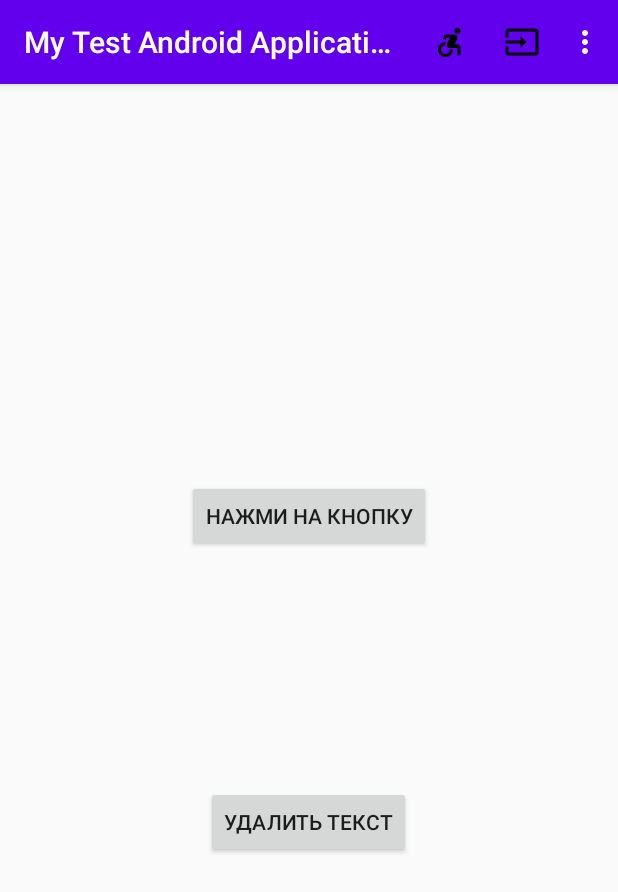
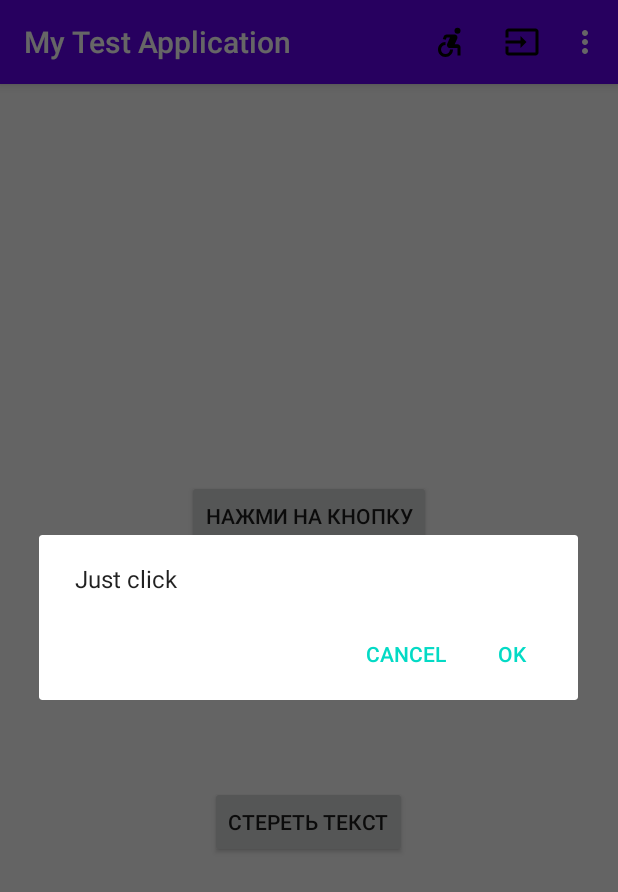
Before and after one commit to PotapovDmitriy/MyTestAndroidApplication, an Android app: the screen it shows after launch (MainActivity), in the options menu, after a tap on "Второй пункт", on a phone screen of 412 x 824 dp. Shown: the top 892 px of the screen. Run offline under Robolectric (Android 15) with nearby library versions, the phone set to English and light mode, and no system bars.

Commit message:
Добавлен диалог с пользователем и обработка пунктов меню

```diff
--- /dev/null
+++ b/app/src/main/java/com/example/mytestandroidapplication/Dialog.java
@@ -0,0 +1,29 @@
+package com.example.mytestandroidapplication;
+
+import android.app.AlertDialog;
+import android.content.DialogInterface;
+import android.os.Bundle;
+
+import androidx.fragment.app.DialogFragment;
+
+public class Dialog extends DialogFragment {
+
+    @Override
+    public android.app.Dialog onCreateDialog(Bundle savedInstanceState) {
+        // Use the Builder class for convenient dialog construction
+        AlertDialog.Builder builder = new AlertDialog.Builder(getActivity());
+        builder.setMessage(R.string.dialog_fire_missiles)
+                .setPositiveButton(R.string.fire, new DialogInterface.OnClickListener() {
+                    public void onClick(DialogInterface dialog, int id) {
+                        // FIRE ZE MISSILES!
+                    }
+                })
+                .setNegativeButton(R.string.cancel, new DialogInterface.OnClickListener() {
+                    public void onClick(DialogInterface dialog, int id) {
+                        // User cancelled the dialog
+                    }
+                });
+        // Create the AlertDialog object and return it
+        return builder.create();
+    }
+}
--- a/app/src/main/java/com/example/mytestandroidapplication/MainActivity.java
+++ b/app/src/main/java/com/example/mytestandroidapplication/MainActivity.java
@@ -6,9 +6,12 @@ import android.os.Bundle;
 
 import android.view.Menu;
 import android.view.MenuInflater;
+import android.view.MenuItem;
 import android.view.View;
 import android.widget.TextView;
+import android.widget.Toast;
 
+import androidx.annotation.NonNull;
 import androidx.appcompat.app.AppCompatActivity;
 
 public class MainActivity extends AppCompatActivity {
@@ -38,4 +41,21 @@ public class MainActivity extends AppCompatActivity {
         return super.onCreateOptionsMenu(menu);
     }
 
+
+    @Override
+    public boolean onOptionsItemSelected(@NonNull MenuItem item) {
+        switch (item.getItemId()){
+            case R.id.line1:
+                Toast.makeText(this, "Не надо так!!!!", Toast.LENGTH_SHORT).show();
+                break;
+            case R.id.line3:
+                Toast.makeText(this, "Сюда можно)))", Toast.LENGTH_SHORT).show();
+                break;
+            default:
+                Dialog dialog = new Dialog();
+                dialog.show(getSupportFragmentManager(),"Notice");
+        }
+        return  super.onOptionsItemSelected(item);
+    }
+
 }
--- a/app/src/main/res/values/strings.xml
+++ b/app/src/main/res/values/strings.xml
@@ -1,5 +1,8 @@
 <resources>
-    <string name="app_name">My Test Android Application</string>
+    <string name="app_name">My  Test Application</string>
     <string name="clickButton">Нажми на кнопку</string>
-    <string name="deleteTextButton">Удалить текст</string>
+    <string name="deleteTextButton">Стереть текст</string>
+    <string name="cancel">Cancel</string>
+    <string name="fire">OK</string>
+    <string name="dialog_fire_missiles">Just click </string>
 </resources>
```
